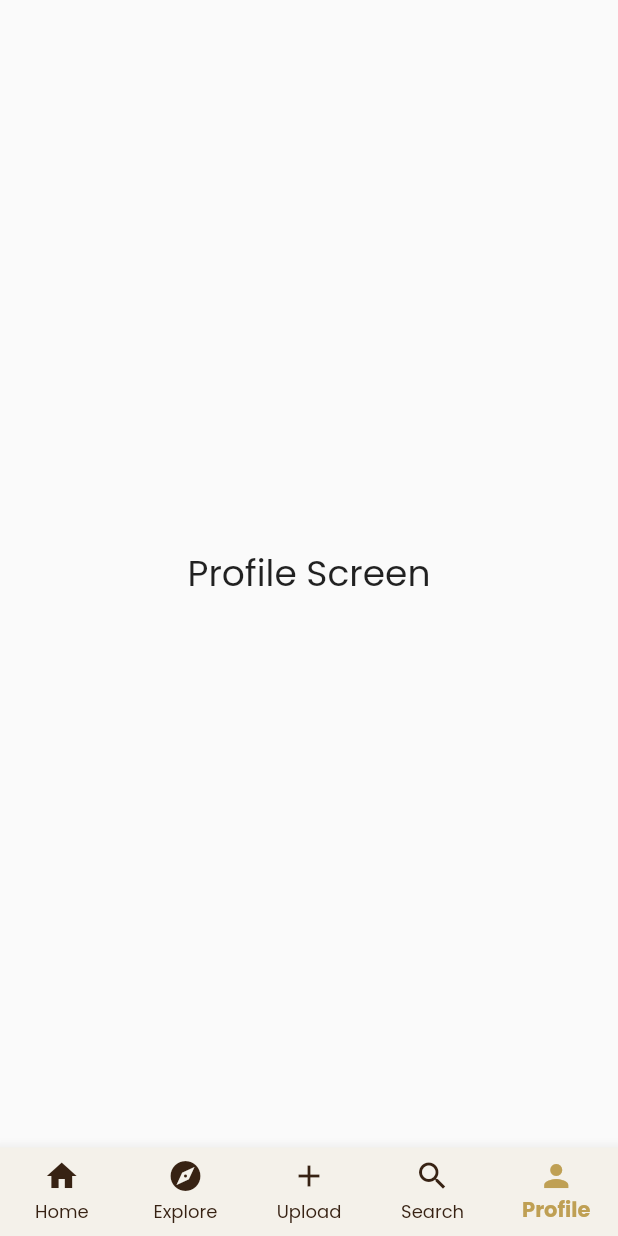
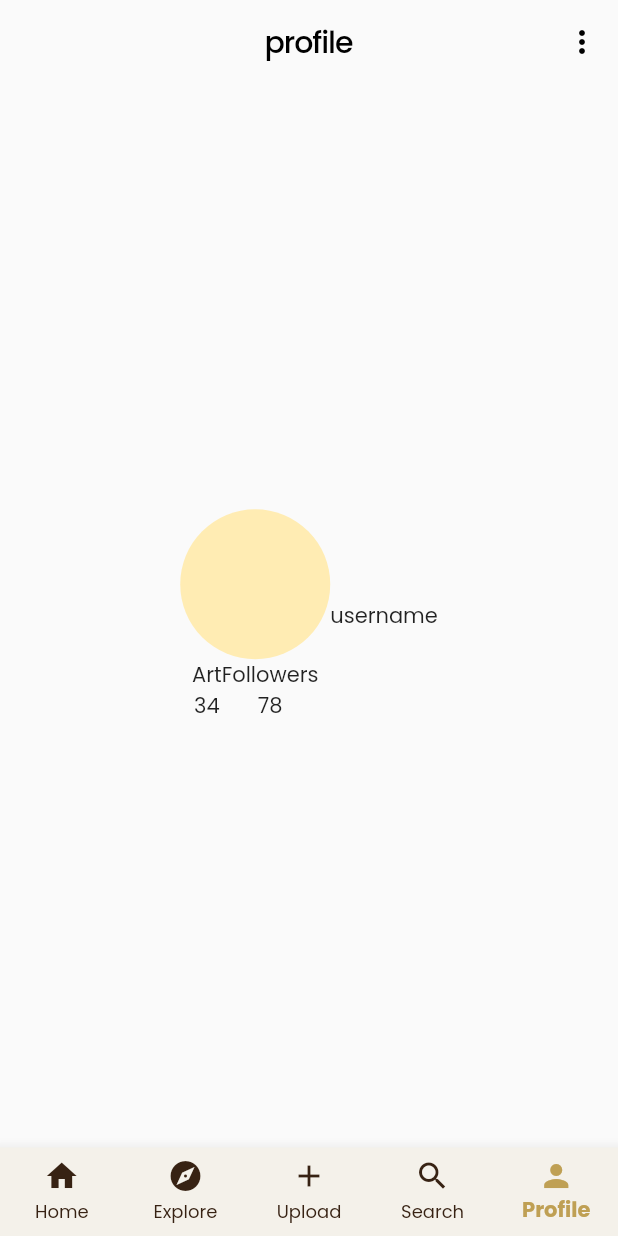
Before and after one commit to guillegpra/bookartify, a Flutter app: the screen it shows after launch, item 5 of the bottom bar chosen, on a phone screen of 412 x 824 dp. Run offline on Flutter 3.47's test engine with Material 2 defaults, Android fonts, the light colour scheme and no system bars; our stand-ins replace google_fonts, google_sign_in.

Commit message:
profile screen version 1

```diff
--- a/lib/main.dart
+++ b/lib/main.dart
@@ -2,6 +2,7 @@ import 'package:bookartify/home_page.dart';
 import 'package:bookartify/login_page.dart';
 import 'package:bookartify/signup_page.dart';
 import 'package:flutter/material.dart';
+import 'package:google_fonts/google_fonts.dart';
 
 void main() {
   runApp(const Bookartify());
@@ -14,7 +15,12 @@ class Bookartify extends StatelessWidget {
   Widget build(BuildContext context) {
     return MaterialApp(
       title: "BookARtify",
-      theme: ThemeData(primarySwatch: Colors.amber),
+      theme: ThemeData(
+        primarySwatch: Colors.amber,
+        textTheme: GoogleFonts.poppinsTextTheme(
+          Theme.of(context).textTheme,
+        )
+      ),
       home: const HomePage(),
     );
   }
--- a/lib/screens/profile_screen.dart
+++ b/lib/screens/profile_screen.dart
@@ -7,14 +7,61 @@ class ProfileScreen extends StatelessWidget {
   @override
   Widget build(BuildContext context) {
     return Scaffold(
-      body: Center(
-        child: Text(
-          "Profile Screen",
+      appBar: AppBar(
+        backgroundColor: Colors.transparent,
+        elevation: 0,
+        title: Text(
+          "profile",
           style: GoogleFonts.poppins(
-              fontSize: 24
+            fontWeight: FontWeight.w500,
+            letterSpacing: -0.7
           ),
         ),
+        centerTitle: true,
+        actions: [
+          IconButton(
+          onPressed: () {
+            // Handle more options button
+          },
+          icon: Icon(Icons.more_vert)
+          )
+        ],
       ),
+      body: Column(
+        mainAxisAlignment: MainAxisAlignment.center,
+        children: [
+          Row(
+            mainAxisAlignment: MainAxisAlignment.center,
+            children: [
+              Column(
+                children: [
+                  CircleAvatar(
+                    radius: 50,
+                    // backgroundImage: AssetImage("..."),
+                  ),
+                  Row(
+                    children: [
+                      Column(
+                        children: [
+                          Text("Art"),
+                          Text("34") // TODO: change number
+                        ],
+                      ),
+                      Column(
+                        children: [
+                          Text("Followers"),
+                          Text("78") // TODO: change number
+                        ],
+                      )
+                    ],
+                  )
+                ],
+              ),
+              Text("username")
+            ],
+          )
+        ],
+      )
     );
   }
 }
```
